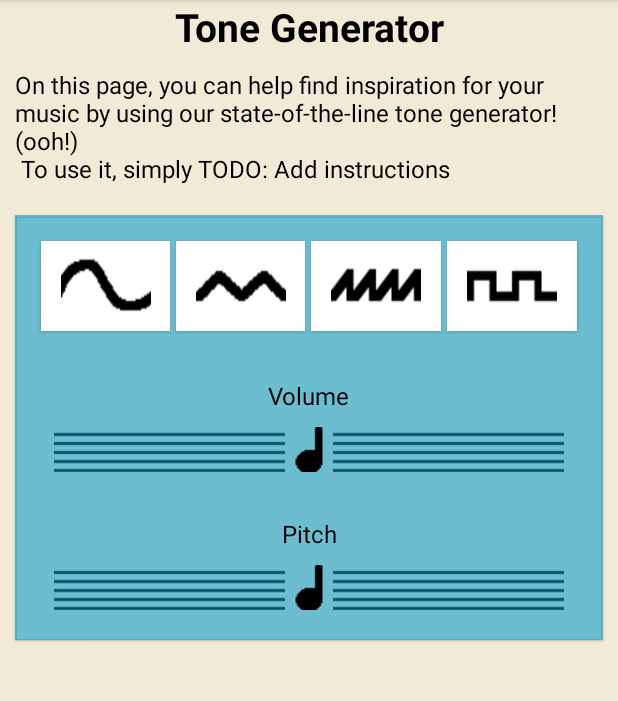
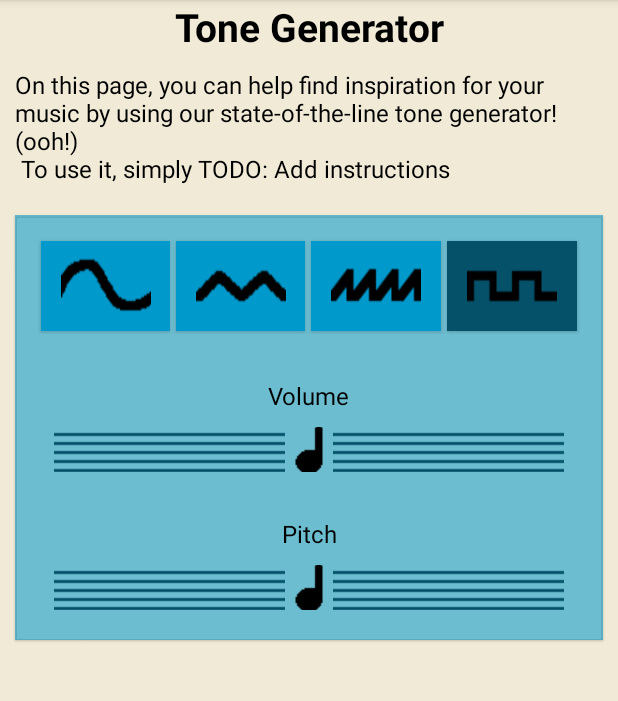
Before and after one commit to zackarhino/the_licc, an Android app: the ToneFragment screen opened through its navigation route, in the options menu, after a tap on "Show/hide Button", on a phone screen of 412 x 824 dp, the part 84-785 px from its top. Run offline under Robolectric (Android 15) with nearby library versions, the phone set to English and light mode, and no system bars; our stand-ins replace navigation-ui.

Commit message:
#11 Added functionality to switch between tone shapes

```diff
--- a/app/src/main/java/com/example/fall2020androidproject/MainActivity.java
+++ b/app/src/main/java/com/example/fall2020androidproject/MainActivity.java
@@ -41,6 +41,7 @@ public class MainActivity extends AppCompatActivity {
     View content;
 
     public static FloatingActionButton fab;
+    public static ToneGenerator toneGenerator;
     public final ToneGenerator.Tone[] tone = {null};
 
     @Override
@@ -57,10 +58,11 @@ public class MainActivity extends AppCompatActivity {
         content = findViewById(R.id.content);
 
         fab = findViewById(R.id.fab);
-        ToneGenerator toneGenerator = new ToneGenerator();
+        toneGenerator = new ToneGenerator();
         fab.setOnClickListener(new View.OnClickListener() {
             @Override
             public void onClick(View v) {
+                // Ending tone if there are any playing
                 if(tone[0] != null){
                     tone[0].end();
                 }
--- a/app/src/main/java/com/example/fall2020androidproject/fragments/ToneFragment.java
+++ b/app/src/main/java/com/example/fall2020androidproject/fragments/ToneFragment.java
@@ -1,14 +1,20 @@
 package com.example.fall2020androidproject.fragments;
 
+import android.annotation.SuppressLint;
 import android.content.SharedPreferences;
+import android.content.res.ColorStateList;
 import android.content.res.Configuration;
 import android.os.Bundle;
 
+import androidx.core.content.ContextCompat;
 import androidx.fragment.app.Fragment;
 
+import android.os.Debug;
+import android.util.Log;
 import android.view.LayoutInflater;
 import android.view.View;
 import android.view.ViewGroup;
+import android.widget.Button;
 import android.widget.TextView;
 
 import com.example.fall2020androidproject.MainActivity;
@@ -22,6 +28,11 @@ import static android.content.Context.MODE_PRIVATE;
  * create an instance of this fragment.
  */
 public class ToneFragment extends Fragment {
+    Button sineButton;
+    Button triangleButton;
+    Button sawtoothButton;
+    Button pulseButton;
+
     public enum PLAY_MODES{;
         public static final int CONTINUOUS = 1;
         public static final int ONE_SHOT = 2;
@@ -62,6 +73,16 @@ public class ToneFragment extends Fragment {
         title.setVisibility((getResources().getConfiguration().orientation == Configuration.ORIENTATION_LANDSCAPE) ? View.GONE : View.VISIBLE);
         instructions.setVisibility((getResources().getConfiguration().orientation == Configuration.ORIENTATION_LANDSCAPE) ? View.GONE : View.VISIBLE);
 
+        sineButton = view.findViewById(R.id.shapeSine);
+        triangleButton = view.findViewById(R.id.shapeTriangle);
+        sawtoothButton = view.findViewById(R.id.shapeSawtooth);
+        pulseButton = view.findViewById(R.id.shapePulse);
+
+        sineButton.setOnClickListener(new ButtonSelectorListener());
+        triangleButton.setOnClickListener(new ButtonSelectorListener());
+        sawtoothButton.setOnClickListener(new ButtonSelectorListener());
+        pulseButton.setOnClickListener(new ButtonSelectorListener());
+
         SharedPreferences sharedPreferences = getActivity().getPreferences(MODE_PRIVATE);
         if(sharedPreferences.getBoolean(getString(R.string.key_show_button), true)){
             MainActivity.fab.show();
@@ -69,4 +90,56 @@ public class ToneFragment extends Fragment {
 
         return view;
     }
+
+    /**
+     * A listener for the wave shape buttons
+     * This allows regular buttons to function similarly to RadioButtons
+     */
+    class ButtonSelectorListener implements View.OnClickListener{
+
+        @SuppressLint("NonConstantResourceId")
+        @Override
+        public void onClick(View v) {
+
+            switch (v.getId()){
+                case R.id.shapeSine:
+                    setSelectedButton(sineButton);
+                    MainActivity.toneGenerator.setWaveForm(ToneGenerator.SINE);
+                    break;
+                case R.id.shapeTriangle:
+                    setSelectedButton(triangleButton);
+                    MainActivity.toneGenerator.setWaveForm(ToneGenerator.TRIANGLE);
+                    break;
+                case R.id.shapeSawtooth:
+                    setSelectedButton(sawtoothButton);
+                    MainActivity.toneGenerator.setWaveForm(ToneGenerator.SAWTOOTH);
+                    break;
+                case R.id.shapePulse:
+                    setSelectedButton(pulseButton);
+                    MainActivity.toneGenerator.setWaveForm(ToneGenerator.PULSE);
+                    break;
+                default:
+                    Log.d("Selector", "Unrecognized shape button");
+                    break;
+            }
+        }
+    }
+
+    /**
+     * Method to set the selected button to cut down on duplicate code
+     * @param button The button to selected
+     */
+    public void setSelectedButton(Button button){
+        ColorStateList selected = ContextCompat.getColorStateList(getContext(), R.color.licc_dark_blue);
+        ColorStateList unselected = ContextCompat.getColorStateList(getContext(), R.color.licc_blue);
+
+        // Unset all buttons
+        sineButton.setBackgroundTintList(unselected);
+        triangleButton.setBackgroundTintList(unselected);
+        sawtoothButton.setBackgroundTintList(unselected);
+        pulseButton.setBackgroundTintList(unselected);
+
+        // Now set the selected button
+        button.setBackgroundTintList(selected);
+    }
 }
--- a/app/src/main/res/layout/fragment_tone.xml
+++ b/app/src/main/res/layout/fragment_tone.xml
@@ -50,7 +50,6 @@
             app:layout_constraintEnd_toEndOf="parent"
             app:layout_constraintStart_toStartOf="parent"
             app:layout_constraintTop_toTopOf="parent">
-
             <Button
                 android:id="@+id/shapeSine"
                 style="@null"
@@ -58,13 +57,13 @@
                 android:layout_height="@dimen/toneGeneratorButtonHeight"
                 android:layout_margin="@dimen/toneGeneratorButtonMargins"
                 android:layout_weight="1"
-                android:backgroundTint="@color/white"
                 android:gravity="center"
                 android:insetLeft="0dp"
                 android:insetTop="0dp"
                 android:insetRight="0dp"
                 android:insetBottom="0dp"
                 app:cornerRadius="0dp"
+                android:backgroundTint="@color/licc_dark_blue"
                 app:icon="@drawable/sine"
                 app:iconGravity="textStart"
                 app:iconPadding="0dp"
@@ -78,13 +77,13 @@
                 android:layout_height="@dimen/toneGeneratorButtonHeight"
                 android:layout_margin="@dimen/toneGeneratorButtonMargins"
                 android:layout_weight="1"
-                android:backgroundTint="@color/white"
                 android:gravity="center"
                 android:insetLeft="0dp"
                 android:insetTop="0dp"
                 android:insetRight="0dp"
                 android:insetBottom="0dp"
                 app:cornerRadius="0dp"
+                android:backgroundTint="@color/licc_blue"
                 app:icon="@drawable/triangle"
                 app:iconGravity="textStart"
                 app:iconPadding="0dp"
@@ -98,12 +97,12 @@
                 android:layout_height="@dimen/toneGeneratorButtonHeight"
                 android:layout_margin="@dimen/toneGeneratorButtonMargins"
                 android:layout_weight="1"
-                android:backgroundTint="@color/white"
                 android:insetLeft="0dp"
                 android:insetTop="0dp"
                 android:insetRight="0dp"
                 android:insetBottom="0dp"
                 app:cornerRadius="0dp"
+                android:backgroundTint="@color/licc_blue"
                 app:icon="@drawable/sawtooth"
                 app:iconGravity="textStart"
                 app:iconPadding="0dp"
@@ -117,13 +116,13 @@
                 android:layout_height="@dimen/toneGeneratorButtonHeight"
                 android:layout_margin="@dimen/toneGeneratorButtonMargins"
                 android:layout_weight="1"
-                android:backgroundTint="@color/white"
                 android:gravity="center"
                 android:insetLeft="0dp"
                 android:insetTop="0dp"
                 android:insetRight="0dp"
                 android:insetBottom="0dp"
                 app:cornerRadius="0dp"
+                android:backgroundTint="@color/licc_blue"
                 app:icon="@drawable/pulse"
                 app:iconGravity="textStart"
                 app:iconPadding="0dp"
```
